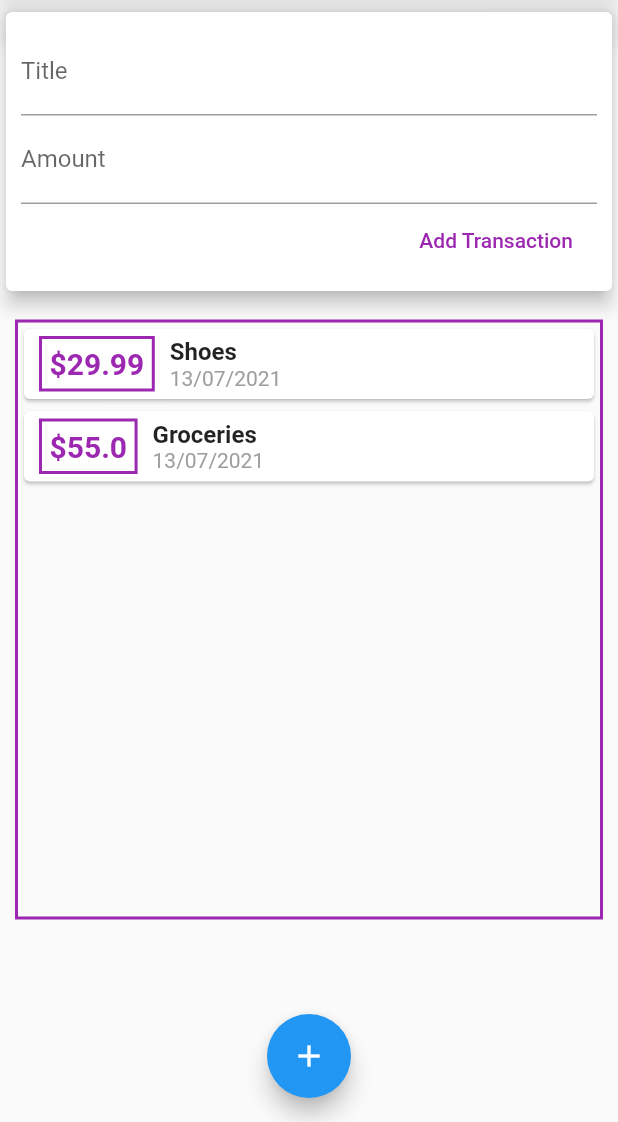
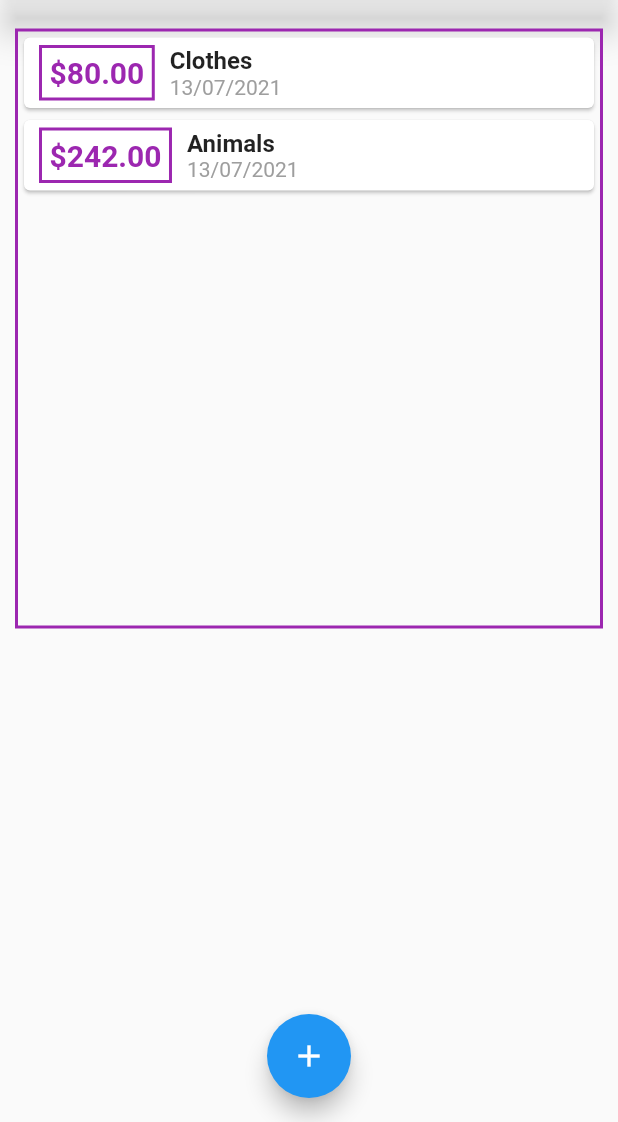
Before and after one commit to roeechen01/PersonalExpensesApp, a Flutter app: the screen it shows after launch, on a phone screen of 412 x 824 dp, the part 114-1236 px from its top. Run offline on Flutter 3.47's test engine with Material 2 defaults, Android fonts, the phone set to English and light mode, and no system bars.

Commit message:
Now user input fields slide from the button on + icons press

```diff
--- a/lib/main.dart
+++ b/lib/main.dart
@@ -1,5 +1,7 @@
 import 'package:flutter/material.dart';
-import './widgets/user_transactions.dart';
+import 'package:flutter_complete_guide/models/transactions.dart';
+import 'package:flutter_complete_guide/widgets/new_transaction.dart';
+import 'package:flutter_complete_guide/widgets/transacrions_list.dart';
 
 void main() => runApp(MyApp());
 
@@ -14,16 +16,65 @@ class MyApp extends StatelessWidget {
   }
 }
 
-class MyHomePage extends StatelessWidget {
+class MyHomePage extends StatefulWidget {
+  @override
+  _MyHomePageState createState() => _MyHomePageState();
+}
+
+class _MyHomePageState extends State<MyHomePage> {
   final titleController = TextEditingController();
   final amountController = TextEditingController();
+
+  List<Transaction> _transactions = [
+    Transaction(
+      id: '1',
+      title: 'Clothes',
+      amount: 80,
+      date: DateTime.now(),
+    ),
+    Transaction(
+      id: '2',
+      title: 'Animals',
+      amount: 242,
+      date: DateTime.now(),
+    )
+  ];
+
+  void startAddNewTransaction(BuildContext ctx) {
+    showModalBottomSheet(
+        context: ctx,
+        builder: (ctx2) {
+          return GestureDetector(
+            child: NewTransacrion(_addTransaction),
+            behavior: HitTestBehavior.opaque,
+            onTap: () {},
+          );
+        });
+  }
+
+  void _addTransaction(String txTile, double txAmount) {
+    Transaction tx = Transaction(
+        id: DateTime.now().toString(),
+        title: txTile,
+        amount: txAmount,
+        date: DateTime.now());
+
+    setState(() {
+      _transactions.add(tx);
+    });
+  }
 
   @override
   Widget build(BuildContext context) {
     return Scaffold(
       appBar: AppBar(
         title: Text('Flutter App'),
-        actions: [IconButton(icon: Icon(Icons.add), onPressed: () {})],
+        actions: [
+          IconButton(
+            icon: Icon(Icons.add),
+            onPressed: () => startAddNewTransaction(context),
+          )
+        ],
       ),
       body: SingleChildScrollView(
         child: Column(
@@ -37,13 +88,13 @@ class MyHomePage extends StatelessWidget {
                 elevation: 10,
               ),
             ),
-            UserTransactions()
+            TransactionsList(_transactions)
           ],
         ),
       ),
       floatingActionButton: FloatingActionButton(
         child: Icon(Icons.add),
-        onPressed: () {},
+        onPressed: () => startAddNewTransaction(context),
       ),
       floatingActionButtonLocation: FloatingActionButtonLocation.centerFloat,
     );
--- a/lib/widgets/transacrions_list.dart
+++ b/lib/widgets/transacrions_list.dart
@@ -30,7 +30,7 @@ class TransactionsList extends StatelessWidget {
                           width: 2)),
                   margin: EdgeInsets.symmetric(horizontal: 10, vertical: 5),
                   child: Text(
-                    '\$${this.transactions[index].amount}',
+                    '\$${this.transactions[index].amount.toStringAsFixed(2)}',
                     style: TextStyle(
                         fontWeight: FontWeight.bold,
                         fontSize: 20,
--- a/lib/widgets/user_transactions.dart
+++ /dev/null
@@ -1,36 +0,0 @@
-import 'package:flutter/material.dart';
-import './new_transaction.dart';
-import './transacrions_list.dart';
-import '../models/transactions.dart';
-
-class UserTransactions extends StatefulWidget {
-  @override
-  _UserTransactionsState createState() => _UserTransactionsState();
-}
-
-class _UserTransactionsState extends State<UserTransactions> {
-  final List<Transaction> _transactions = [
-    Transaction(id: 't1', title: 'Shoes', amount: 29.99, date: DateTime.now()),
-    Transaction(id: 't2', title: 'Groceries', amount: 55, date: DateTime.now())
-  ];
-
-  void _addTransaction(String txTile, double txAmount) {
-    Transaction tx = Transaction(
-        id: DateTime.now().toString(),
-        title: txTile,
-        amount: txAmount,
-        date: DateTime.now());
-
-    setState(() {
-      _transactions.add(tx);
-    });
-  }
-
-  @override
-  Widget build(BuildContext context) {
-    return Column(children: [
-      NewTransacrion(_addTransaction),
-      TransactionsList(_transactions)
-    ]);
-  }
-}
```
Also changed, not shown: lib/widgets/new_transaction.dart (+13 -5 lines).
